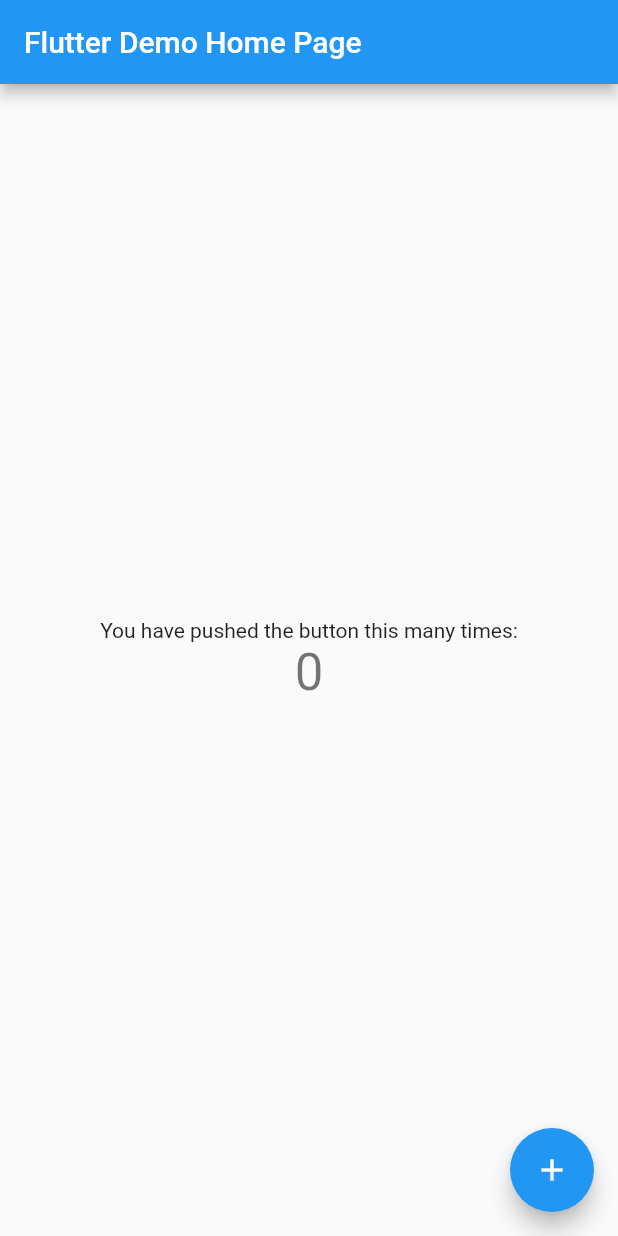
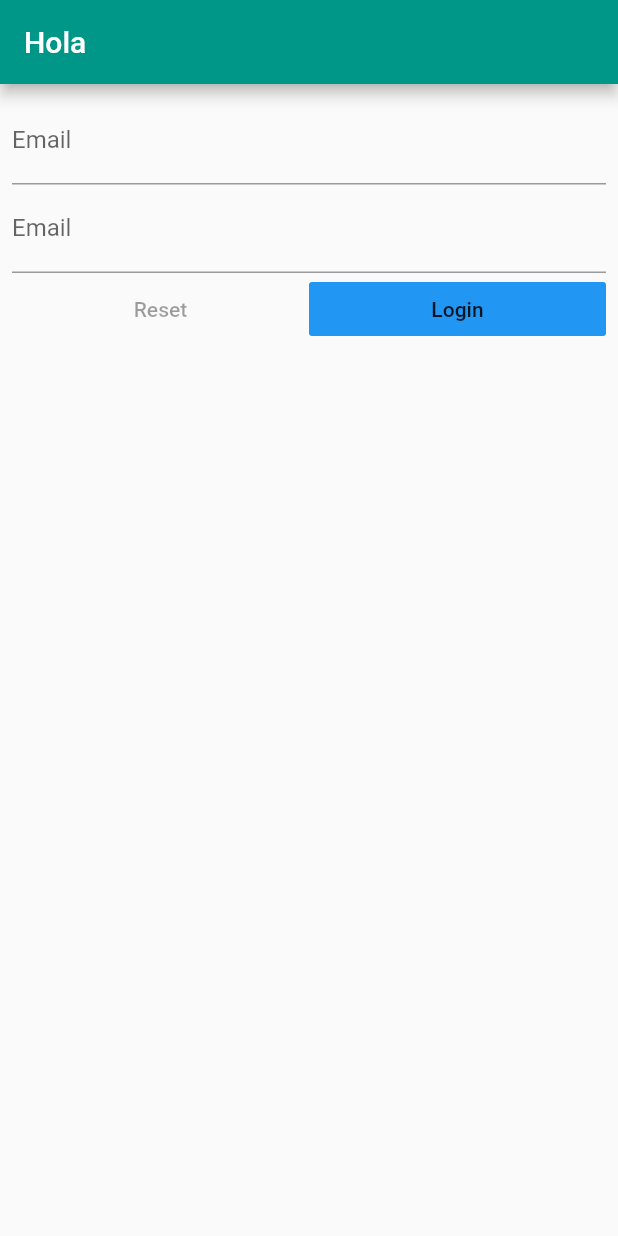
Before and after one commit to sapatekno/flutter_mvp, a Flutter app: the screen it shows after launch, on a phone screen of 412 x 824 dp. Run offline on Flutter 3.47's test engine with Material 2 defaults, Android fonts, the phone set to English and light mode, and no system bars; accounts and stored records are empty.

Commit message:
App - Initial Base

```diff
--- /dev/null
+++ b/lib/base/base_presenter.dart
@@ -0,0 +1,14 @@
+import 'package:flutter/material.dart';
+
+abstract class BaseContract {
+  void showPageLoading(bool isStatus);
+}
+
+abstract class BasePresenter<Contract extends BaseContract> {
+  @protected
+  Contract view;
+
+  void setView(Contract view) {
+    this.view = view;
+  }
+}
--- /dev/null
+++ b/lib/base/base_theme.dart
@@ -0,0 +1,12 @@
+import 'package:flutter/material.dart';
+
+final double _baseSpace = 4;
+
+mixin BaseTheme {
+  static MaterialColor colorPrimary = Colors.teal;
+  static Color colorSecondary = Color(0xFF96000F);
+
+  static double space(double value) {
+    return _baseSpace * value;
+  }
+}
--- a/lib/main.dart
+++ b/lib/main.dart
@@ -1,117 +1,27 @@
 import 'package:flutter/material.dart';
+import 'package:flutter_mvp/base/base_theme.dart';
+import 'package:flutter_mvp/page/login/login_view.dart';
 
 void main() {
   runApp(MyApp());
 }
 
-class MyApp extends StatelessWidget {
+class MyApp extends StatefulWidget {
   // This widget is the root of your application.
+  @override
+  _MyAppState createState() => _MyAppState();
+}
+
+class _MyAppState extends State<MyApp> {
   @override
   Widget build(BuildContext context) {
     return MaterialApp(
       title: 'Flutter Demo',
       theme: ThemeData(
-        // This is the theme of your application.
-        //
-        // Try running your application with "flutter run". You'll see the
-        // application has a blue toolbar. Then, without quitting the app, try
-        // changing the primarySwatch below to Colors.green and then invoke
-        // "hot reload" (press "r" in the console where you ran "flutter run",
-        // or simply save your changes to "hot reload" in a Flutter IDE).
-        // Notice that the counter didn't reset back to zero; the application
-        // is not restarted.
-        primarySwatch: Colors.blue,
-        // This makes the visual density adapt to the platform that you run
-        // the app on. For desktop platforms, the controls will be smaller and
-        // closer together (more dense) than on mobile platforms.
+        primarySwatch: BaseTheme.colorPrimary,
         visualDensity: VisualDensity.adaptivePlatformDensity,
       ),
-      home: MyHomePage(title: 'Flutter Demo Home Page'),
+      home: LoginView(),
     );
   }
 }
-
-class MyHomePage extends StatefulWidget {
-  MyHomePage({Key key, this.title}) : super(key: key);
-
-  // This widget is the home page of your application. It is stateful, meaning
-  // that it has a State object (defined below) that contains fields that affect
-  // how it looks.
-
-  // This class is the configuration for the state. It holds the values (in this
-  // case the title) provided by the parent (in this case the App widget) and
-  // used by the build method of the State. Fields in a Widget subclass are
-  // always marked "final".
-
-  final String title;
-
-  @override
-  _MyHomePageState createState() => _MyHomePageState();
-}
-
-class _MyHomePageState extends State<MyHomePage> {
-  int _counter = 0;
-
-  void _incrementCounter() {
-    setState(() {
-      // This call to setState tells the Flutter framework that something has
-      // changed in this State, which causes it to rerun the build method below
-      // so that the display can reflect the updated values. If we changed
-      // _counter without calling setState(), then the build method would not be
-      // called again, and so nothing would appear to happen.
-      _counter++;
-    });
-  }
-
-  @override
-  Widget build(BuildContext context) {
-    // This method is rerun every time setState is called, for instance as done
-    // by the _incrementCounter method above.
-    //
-    // The Flutter framework has been optimized to make rerunning build methods
-    // fast, so that you can just rebuild anything that needs updating rather
-    // than having to individually change instances of widgets.
-    return Scaffold(
-      appBar: AppBar(
-        // Here we take the value from the MyHomePage object that was created by
-        // the App.build method, and use it to set our appbar title.
-        title: Text(widget.title),
-      ),
-      body: Center(
-        // Center is a layout widget. It takes a single child and positions it
-        // in the middle of the parent.
-        child: Column(
-          // Column is also a layout widget. It takes a list of children and
-          // arranges them vertically. By default, it sizes itself to fit its
-          // children horizontally, and tries to be as tall as its parent.
-          //
-          // Invoke "debug painting" (press "p" in the console, choose the
-          // "Toggle Debug Paint" action from the Flutter Inspector in Android
-          // Studio, or the "Toggle Debug Paint" command in Visual Studio Code)
-          // to see the wireframe for each widget.
-          //
-          // Column has various properties to control how it sizes itself and
-          // how it positions its children. Here we use mainAxisAlignment to
-          // center the children vertically; the main axis here is the vertical
-          // axis because Columns are vertical (the cross axis would be
-          // horizontal).
-          mainAxisAlignment: MainAxisAlignment.center,
-          children: <Widget>[
-            Text(
-              'You have pushed the button this many times:',
-            ),
-            Text(
-              '$_counter',
-              style: Theme.of(context).textTheme.headline4,
-            ),
-          ],
-        ),
-      ),
-      floatingActionButton: FloatingActionButton(
-        onPressed: _incrementCounter,
-        tooltip: 'Increment',
-        child: Icon(Icons.add),
-      ), // This trailing comma makes auto-formatting nicer for build methods.
-    );
-  }
-}
--- /dev/null
+++ b/lib/page/login/login_presenter.dart
@@ -0,0 +1,24 @@
+import 'package:flutter_mvp/base/base_presenter.dart';
+
+abstract class LoginContract extends BaseContract {
+  void setData();
+}
+
+class LoginPresenter extends BasePresenter<LoginContract> {
+  String _coba = "";
+
+  String get coba => _coba;
+
+  set coba(String coba) {
+    _coba = coba;
+  }
+
+  void getInfo() {
+    print("this is getInfo");
+  }
+
+  void task() {
+    print("task di click");
+    view.showPageLoading(true);
+  }
+}
--- /dev/null
+++ b/lib/page/login/login_view.dart
@@ -0,0 +1,80 @@
+import 'package:flutter/material.dart';
+import 'package:flutter_mvp/base/base_stateful_widget.dart';
+import 'package:flutter_mvp/base/base_theme.dart';
+import 'package:flutter_mvp/page/login/login_presenter.dart';
+
+class LoginView extends BaseStatefulWidget {
+  @override
+  _LoginViewState createState() => _LoginViewState();
+}
+
+class _LoginViewState extends BaseState<LoginView, LoginPresenter>
+    implements LoginContract {
+  final _keyScaffold = GlobalKey<ScaffoldState>();
+
+  LoginPresenter _presenter;
+
+  String text = "coba";
+
+  @override
+  void initMVP() {
+    _presenter = new LoginPresenter();
+    _presenter.setView(this);
+
+    _presenter.getInfo();
+  }
+
+  @override
+  Widget build(BuildContext context) {
+    keyScaffold = _keyScaffold;
+
+    pageAppBar = AppBar(
+      title: Text("Hola"),
+    );
+
+    pageBody = LayoutBuilder(
+      builder: (BuildContext context, BoxConstraints viewPortConstraint) {
+        return SingleChildScrollView(
+          child: Padding(
+            padding: EdgeInsets.all(
+              BaseTheme.space(2),
+            ),
+            child: Column(
+              children: [
+                TextFormField(
+                  decoration: InputDecoration(labelText: "Email"),
+                ),
+                TextFormField(
+                  decoration: InputDecoration(labelText: "Email"),
+                ),
+                Row(
+                  children: [
+                    Expanded(
+                      child: FlatButton(
+                        child: Text("Reset"),
+                      ),
+                    ),
+                    Expanded(
+                      child: FlatButton(
+                        child: Text("Login"),
+                        color: Colors.blue,
+                        onPressed: () {},
+                      ),
+                    ),
+                  ],
+                ),
+              ],
+            ),
+          ),
+        );
+      },
+    );
+
+    return super.build(context);
+  }
+
+  @override
+  void setData() {
+    print("set data is called");
+  }
+}
```
Also changed, not shown: lib/base/base_stateful_widget.dart (added, +64 -0 lines).
